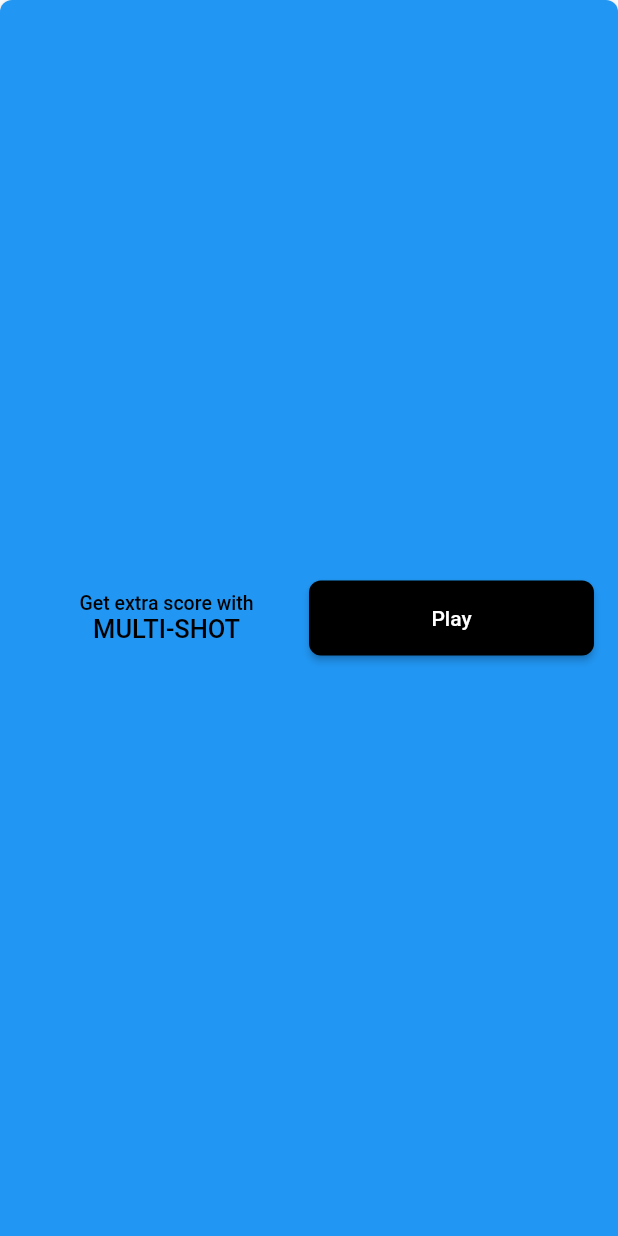
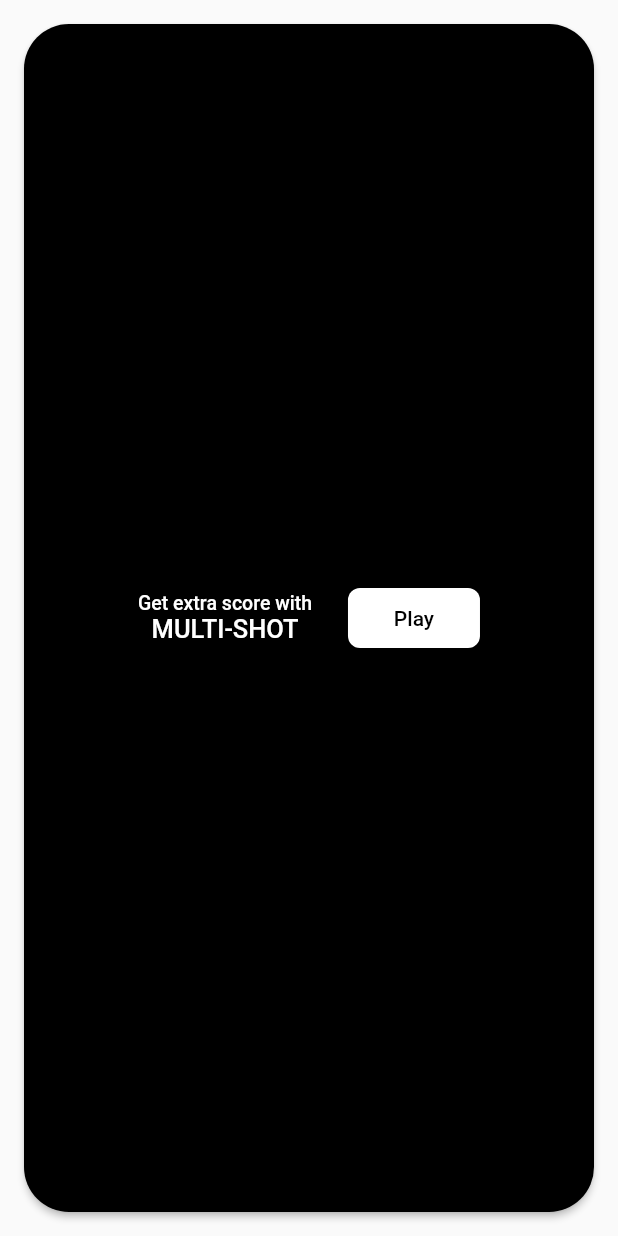
Before and after one commit to dzungvu/Quick-Quiz, a Flutter app: the HomeBottomView widget shown alone on an empty page, opened directly, on a phone screen of 412 x 824 dp. Run offline on Flutter 3.47's test engine with Material 2 defaults, Android fonts, the phone set to English and light mode, and no system bars; our stand-ins replace carousel_slider, get; generated files the repository leaves out were written again; network calls fail; statements that could not run were skipped.

```diff
--- a/jzquizz/lib/routes.dart
+++ b/jzquizz/lib/routes.dart
@@ -1,8 +1,10 @@
 import 'package:get/route_manager.dart';
 import 'package:jzquizz/src/ui/home/home_screen.dart';
 import 'package:jzquizz/src/ui/multi_shot/multi_shot_screen.dart';
+import 'package:jzquizz/src/ui/quiz/quiz_screen.dart';
 
 final pages = [
   GetPage(name: HomeScreen.routeName, page: () => HomeScreen()),
   GetPage(name: MultiShotScreen.routeName, page: () => MultiShotScreen()),
+  GetPage(name: QuizScreen.routeName, page: () => QuizScreen()),
 ];
--- a/jzquizz/lib/src/ui/home/views/home_bottom_view.dart
+++ b/jzquizz/lib/src/ui/home/views/home_bottom_view.dart
@@ -8,15 +8,19 @@ import 'package:jzquizz/src/ui/multi_shot/multi_shot_screen.dart';
 class HomeBottomView extends StatelessWidget {
   @override
   Widget build(BuildContext context) {
-    return ButtonTheme(
+    return Container(
+      margin: EdgeInsets.all(
+        Dimens.marginCommon,
+      ),
+      child: ButtonTheme(
         minWidth: double.infinity,
         height: 150.0,
         child: RaisedButton(
+          color: AppColors.black,
           shape: RoundedRectangleBorder(
-          borderRadius: BorderRadius.only(
-            topLeft: Radius.circular(Dimens.cornerMedium),
-            topRight: Radius.circular(
-              Dimens.cornerMedium,
+            borderRadius: BorderRadius.all(
+              Radius.circular(
+                Dimens.borderInputLarge,
               ),
             ),
           ),
@@ -28,39 +32,37 @@ class HomeBottomView extends StatelessWidget {
             mainAxisAlignment: MainAxisAlignment.center,
             crossAxisAlignment: CrossAxisAlignment.center,
             children: <Widget>[
-            Expanded(
-              flex: 1,
-              child: Column(
+              Column(
                 mainAxisAlignment: MainAxisAlignment.center,
                 crossAxisAlignment: CrossAxisAlignment.center,
                 children: <Widget>[
                   Text(
                     'Get extra score with',
                     style: TextStyle(
-                      color: AppColors.black,
+                      color: AppColors.white,
                       fontSize: Dimens.itemTextSubTitle,
                     ),
                   ),
                   Text(
                     'MULTI-SHOT',
                     style: TextStyle(
-                      color: AppColors.black,
+                      color: AppColors.white,
                       fontSize: Dimens.itemTextTitle,
                     ),
                   ),
                 ],
               ),
+              SizedBox(
+                width: Dimens.marginGroupView,
               ),
-            Expanded(
-              flex: 1,
-              child: ButtonTheme(
-                height: 50,
+              ButtonTheme(
+                height: 40,
                 child: RaisedButton(
-                  color: AppColors.black,
+                  color: AppColors.white,
                   onPressed: () => {},
                   child: Text(
                     'Play',
-                    style: TextStyle(color: AppColors.white),
+                    style: TextStyle(color: AppColors.black),
                   ),
                   shape: RoundedRectangleBorder(
                     borderRadius: BorderRadius.all(
@@ -71,8 +73,8 @@ class HomeBottomView extends StatelessWidget {
                   ),
                 ),
               ),
+            ],
           ),
-          ],
         ),
       ),
     );
--- a/jzquizz/pubspec.yaml
+++ b/jzquizz/pubspec.yaml
@@ -27,6 +27,7 @@ dependencies:
   http: ^0.12.2
   json_annotation: ^3.0.0
   get: ^3.10.2
+  carousel_slider: ^1.3.0
 
   # The following adds the Cupertino Icons font to your application.
   # Use with the CupertinoIcons class for iOS style icons.
```
Also changed, not shown: jzquizz/lib/src/controllers/quiz_controller.dart (added, +42 -0 lines), jzquizz/lib/src/ui/home/home_screen.dart (+5 -4 lines), jzquizz/lib/src/ui/home/views/home_center_view.dart (+14 -5 lines), jzquizz/lib/src/ui/home/views/home_item_view.dart (+31 -10 lines), jzquizz/lib/src/ui/home/views/homme_top_view.dart (+6 -1 lines), jzquizz/lib/src/ui/quiz/quiz_screen.dart (added, +76 -0 lines), jzquizz/lib/src/ui/quiz/views/quiz_view.dart (added, +21 -0 lines). Lines whose indentation alone changed are shown as unchanged.
